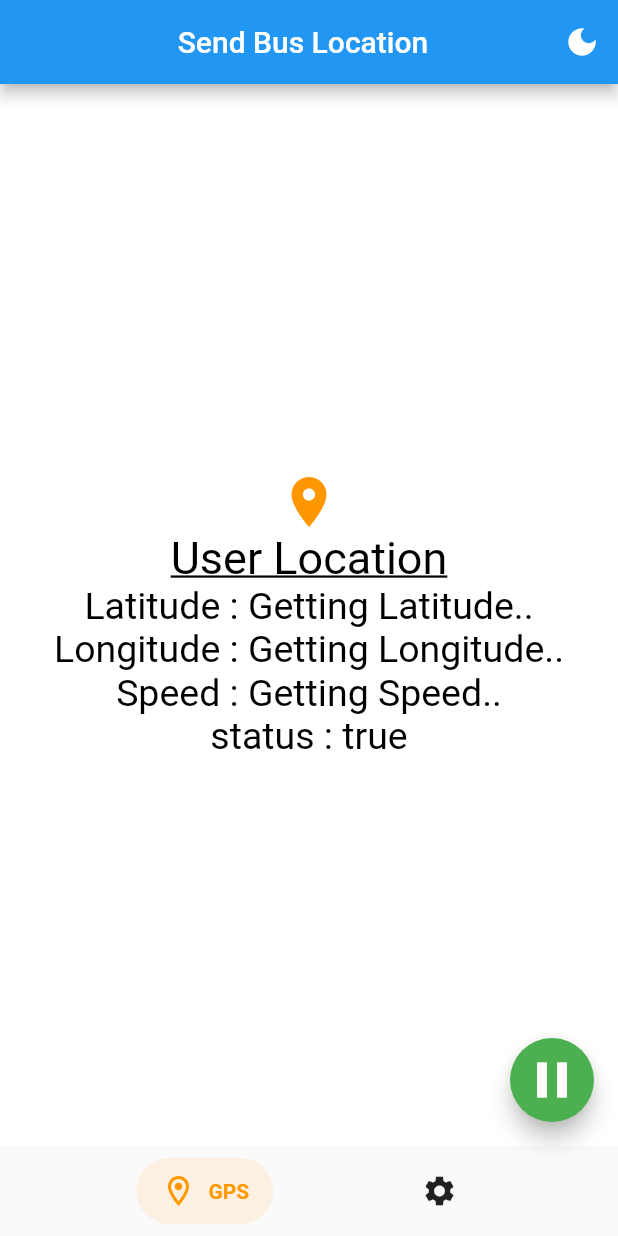
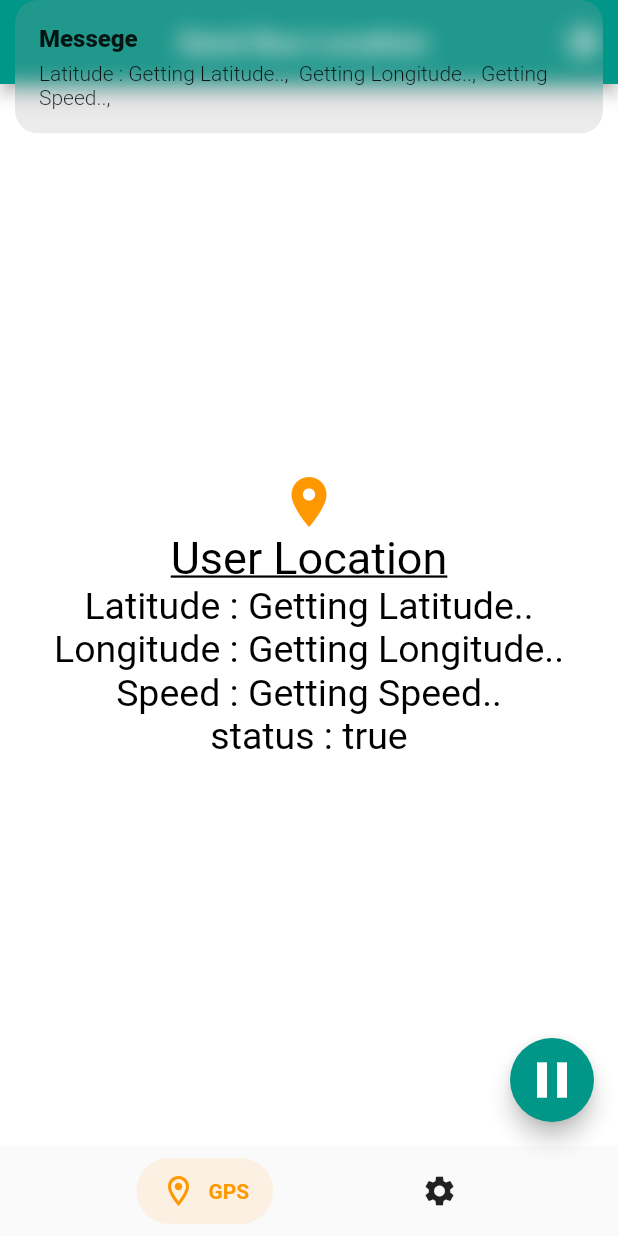
Before and after one commit to alecorodri/SendBusLocation, a Flutter app: the screen it shows after launch, after a tap on the "play arrow" icon, on a phone screen of 412 x 824 dp. Run offline on Flutter 3.47's test engine with Material 2 defaults, Android fonts, the light colour scheme and no system bars; drawn by our look-alikes of salomon_bottom_bar; our stand-ins replace geolocator, get, get_storage.

Commit message:
settin page, home page

```diff
--- a/lib/controllers/location_controller.dart
+++ b/lib/controllers/location_controller.dart
@@ -72,6 +72,8 @@ class LocationController extends GetxController {
 
         // getAddressFromLatLang(position);
       });
+      Get.snackbar('Messege',
+          'Latitude : ${latitude.value},  ${longitude.value}, ${speed.value},');
     } else if (!isactive) {
       streamSubscription.cancel();
     }
--- a/lib/pages/home_page.dart
+++ b/lib/pages/home_page.dart
@@ -3,7 +3,9 @@ import 'package:get/get.dart';
 import 'package:salomon_bottom_bar/salomon_bottom_bar.dart';
 import 'package:sendbuslocation_app/controllers/location_controller.dart';
 import 'package:sendbuslocation_app/controllers/theme_controller.dart';
+import 'package:sendbuslocation_app/pages/settings_page.dart';
 //import 'package:sendbuslocation_app/pages/settings_page.dart';
+import '../components/color_palette_componets.dart';
 import 'location_page.dart';
 import 'travel_page.dart';
 
@@ -25,12 +27,13 @@ class _MyHomePageState extends State<MyHomePage> {
   Widget build(BuildContext context) {
     return Scaffold(
         appBar: AppBar(
+          backgroundColor: ColorPalette.teal,
           actions: [
             IconButton(
                 onPressed: (() {
                   ThemeController().switchTheme();
                 }),
-                icon: const Icon(Icons.dark_mode))
+                icon: const Icon(Icons.brightness_medium_outlined)),
           ],
           title: Row(
             mainAxisAlignment: MainAxisAlignment.center,
@@ -42,7 +45,7 @@ class _MyHomePageState extends State<MyHomePage> {
             ],
           ),
         ),
-        body: currentIndex == 0 ? const LocationPage() : const TravelPage(),
+        body: currentIndex == 0 ? const LocationPage() : const SettingsPage(),
         floatingActionButton:
             currentIndex == 0 ? _floatingActionBottom() : null,
         bottomNavigationBar: SalomonBottomBar(
@@ -75,7 +78,7 @@ class _MyHomePageState extends State<MyHomePage> {
             _ctrl.getLocation();
           });
         },
-        backgroundColor: const Color(0xFF4CAF50),
+        backgroundColor: ColorPalette.teal,
         tooltip: 'Start Travel',
         child: _active
             ? const Icon(
--- a/lib/widgets/custom_themes.dart
+++ b/lib/widgets/custom_themes.dart
@@ -3,6 +3,7 @@ import 'package:sendbuslocation_app/components/color_palette_componets.dart';
 
 class CustomThemes {
   static final light = ThemeData.light().copyWith(
+    primaryColor: ColorPalette.teal,
     backgroundColor: ColorPalette.secundaryGreen,
     bottomAppBarColor: ColorPalette.secundaryGreen,
     buttonTheme: const ButtonThemeData(
--- a/pubspec.yaml
+++ b/pubspec.yaml
@@ -68,9 +68,8 @@ flutter:
   uses-material-design: true
 
   # To add assets to your application, add an assets section, like this:
-  # assets:
-  #   - images/a_dot_burr.jpeg
-  #   - images/a_dot_ham.jpeg
+  assets:
+    - lib/assets/images/
 
   # An image asset can refer to one or more resolution-specific "variants", see
   # https://flutter.dev/assets-and-images/#resolution-aware
```
Also changed, not shown: lib/pages/settings_page.dart (+28 -9 lines), lib/assets/images/bus.png (renamed from lib/assets/bus.png), lib/assets/images/world.png (renamed from lib/assets/world.png).
